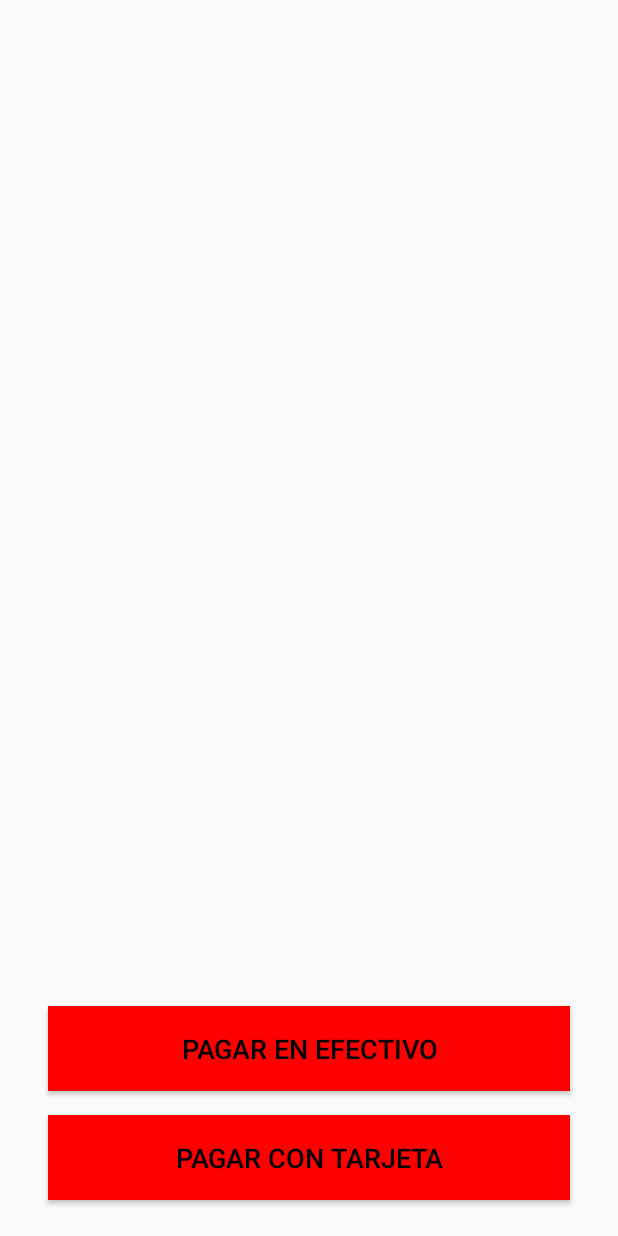
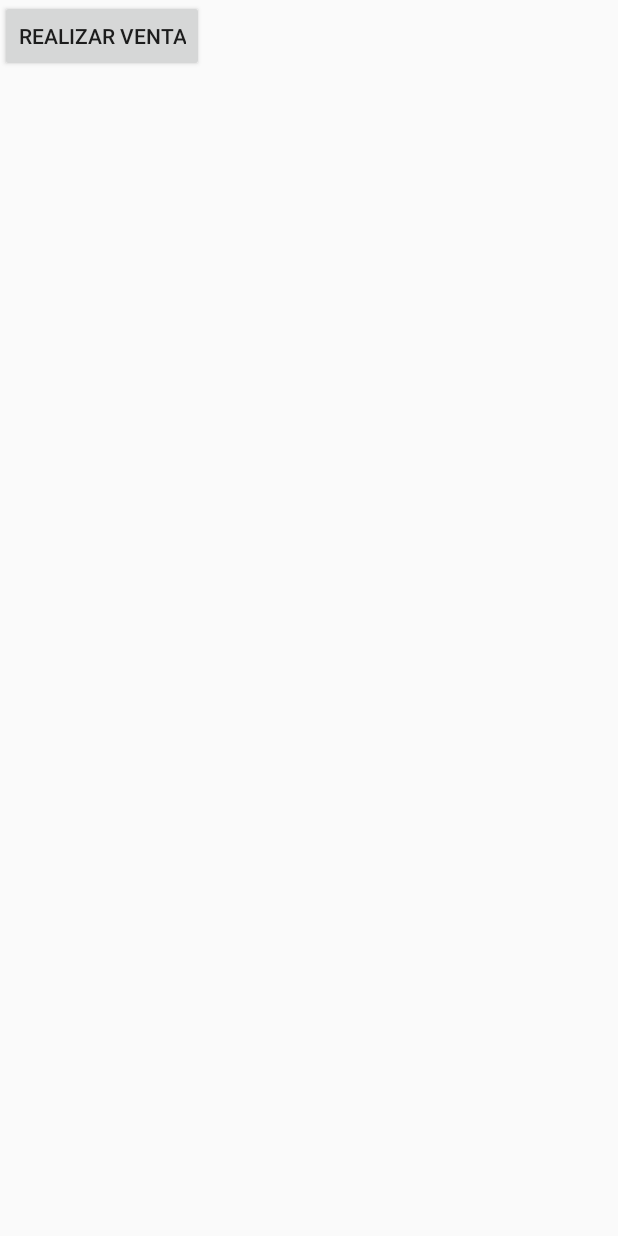
Before and after one commit to M3S1A5/firecash, an Android app built with Jetpack Compose: the layout activity_realizar_venta.xml on its own in the app's theme, with its tools: preview values and no code run, on a phone screen of 412 x 824 dp. Run offline under Robolectric (Android 15) with nearby library versions, the phone set to English and light mode, and no system bars.

Commit message:
corregir errores

```diff
--- a/app/src/main/AndroidManifest.xml
+++ b/app/src/main/AndroidManifest.xml
@@ -1,8 +1,10 @@
 <?xml version="1.0" encoding="utf-8"?>
 <manifest xmlns:android="http://schemas.android.com/apk/res/android"
-    xmlns:tools="http://schemas.android.com/tools">
+    xmlns:tools="http://schemas.android.com/tools"
+    package="com.example.firecash">
 
     <application
+        android:name=".AppVentasApplication"
         android:allowBackup="true"
         android:dataExtractionRules="@xml/data_extraction_rules"
         android:fullBackupContent="@xml/backup_rules"
@@ -12,6 +14,7 @@
         android:supportsRtl="true"
         android:theme="@style/Theme.Firecash"
         tools:targetApi="31">
+
         <activity
             android:name=".MainActivity"
             android:exported="true"
@@ -19,7 +22,6 @@
             android:theme="@style/Theme.Firecash">
             <intent-filter>
                 <action android:name="android.intent.action.MAIN" />
-
                 <category android:name="android.intent.category.LAUNCHER" />
             </intent-filter>
         </activity>
--- a/app/src/main/java/com/example/firecash/AppVentasApplication.kt
+++ b/app/src/main/java/com/example/firecash/AppVentasApplication.kt
@@ -4,6 +4,7 @@ import android.app.Application
 import androidx.room.Room
 
 class AppVentasApplication : Application() {
+
     companion object {
         var database: AppDatabase? = null
     }
@@ -12,7 +13,7 @@ class AppVentasApplication : Application() {
         super.onCreate()
         database = Room.databaseBuilder(
             applicationContext,
-            AppDatabase::class.java, "ventas-db"
+            AppDatabase::class.java, "ventas-database"
         ).build()
     }
 }
--- a/app/src/main/java/com/example/firecash/MainActivity.kt
+++ b/app/src/main/java/com/example/firecash/MainActivity.kt
@@ -4,6 +4,7 @@ import android.content.Intent
 import android.os.Bundle
 import android.widget.Button
 import androidx.appcompat.app.AppCompatActivity
+
 
 class MainActivity : AppCompatActivity() {
 
--- a/app/src/main/java/com/example/firecash/Producto.kt
+++ b/app/src/main/java/com/example/firecash/Producto.kt
@@ -5,7 +5,7 @@ import androidx.room.PrimaryKey
 
 @Entity(tableName = "productos")
 data class Producto(
-@PrimaryKey(autoGenerate = true) val id: Int = 0,
-val nombre: String,
-val precio: Double
+    @PrimaryKey(autoGenerate = true) val id: Int,
+    val nombre: String,
+    val precio: Double
 )
--- a/app/src/main/res/layout/activity_realizar_venta.xml
+++ b/app/src/main/res/layout/activity_realizar_venta.xml
@@ -2,39 +2,18 @@
     xmlns:tools="http://schemas.android.com/tools"
     android:layout_width="match_parent"
     android:layout_height="match_parent"
-    android:orientation="vertical"
-    android:gravity="center"
-    android:padding="16dp"
-    tools:context=".RealizarVentaActivity">
+    tools:context=".RealizarVentaActivity"
+    android:orientation="vertical">
 
-    <!-- ListView para mostrar los productos -->
-    <ListView
-        android:id="@+id/lista_productos"
+    <Button
+        android:id="@+id/boton_realizar_venta"
+        android:layout_width="wrap_content"
+        android:layout_height="wrap_content"
+        android:text="Realizar Venta" />
+
+    <androidx.recyclerview.widget.RecyclerView
+        android:id="@+id/recycler_view_ventas"
         android:layout_width="match_parent"
-        android:layout_height="0dp"
-        android:layout_weight="1" />
-
-    <!-- ListView para mostrar el carrito -->
-    <ListView
-        android:id="@+id/lista_carrito"
-        android:layout_width="match_parent"
-        android:layout_height="0dp"
-        android:layout_weight="1" />
-
-    <!-- Botón para pagar con efectivo -->
-    <Button
-        android:id="@+id/boton_pagar_efectivo"
-        style="@style/RedButton"
-        android:layout_width="match_parent"
-        android:layout_height="wrap_content"
-        android:text="Pagar en Efectivo" />
-
-    <!-- Botón para pagar con tarjeta -->
-    <Button
-        android:id="@+id/boton_pagar_tarjeta"
-        style="@style/RedButton"
-        android:layout_width="match_parent"
-        android:layout_height="wrap_content"
-        android:text="Pagar con Tarjeta" />
+        android:layout_height="match_parent" />
 
 </LinearLayout>
--- /dev/null
+++ b/app/src/main/res/layout/recyclerview_item.xml
@@ -0,0 +1,6 @@
+<TextView xmlns:android="http://schemas.android.com/apk/res/android"
+    android:id="@+id/textView"
+    android:layout_width="match_parent"
+    android:layout_height="wrap_content"
+    android:padding="8dp"
+    android:textSize="18sp" />
--- a/gradle/libs.versions.toml
+++ b/gradle/libs.versions.toml
@@ -1,6 +1,6 @@
 [versions]
 agp = "8.4.2"
-kotlin = "1.9.0"
+kotlin = "1.9.22"
 coreKtx = "1.13.1"
 junit = "4.13.2"
 junitVersion = "1.1.5"
```
Also changed, not shown: app/build.gradle.kts (+45 -29 lines), app/src/main/java/com/example/firecash/AppDatabase.kt (+23 -1 lines), app/src/main/java/com/example/firecash/BorrarProductoActivity.kt (+13 -15 lines), app/src/main/java/com/example/firecash/ProductoDao.kt (+7 -10 lines), app/src/main/java/com/example/firecash/ProductoViewModel.kt (+8 -17 lines), app/src/main/java/com/example/firecash/RealizarVentaActivity.kt (+19 -49 lines), app/src/main/java/com/example/firecash/Venta.kt (+6 -5 lines), app/src/main/java/com/example/firecash/VentaDao.kt (+9 -10 lines), app/src/main/java/com/example/firecash/VentaRepository.kt (+6 -9 lines), gradle/wrapper/gradle-wrapper.properties.
